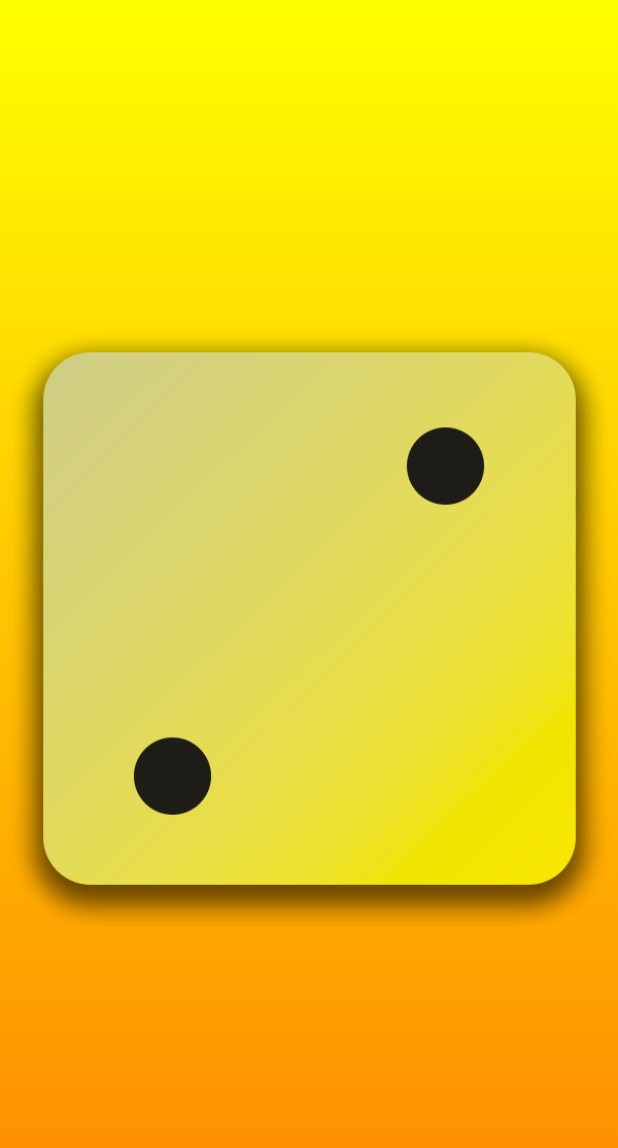
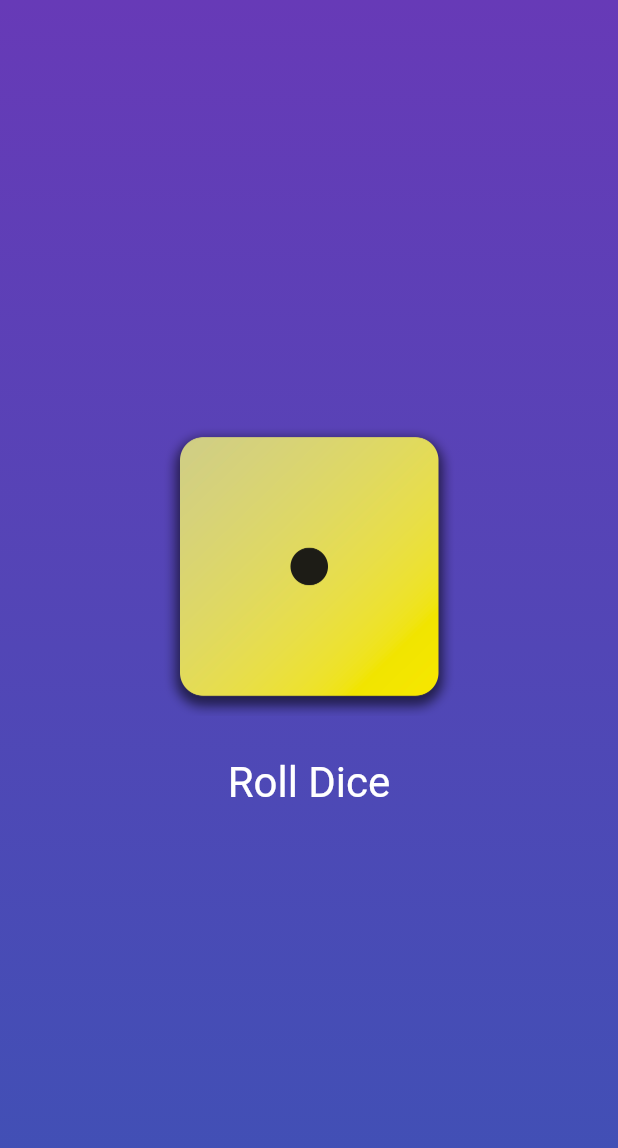
Before and after one commit to Zarf-42/flutter-course-lab, a Flutter app: the screen it shows after launch, on a phone screen of 412 x 824 dp. Shown: the top 1148 px of the screen. Run offline on Flutter 3.47's test engine with Material 3 defaults, Android fonts, the phone set to English and light mode, and no system bars.

Commit message:
Added a random number generator that ties to the dice images, making the app functional. This is the end of this module.

```diff
--- /dev/null
+++ b/dice_roller/lib/dice_roller.dart
@@ -0,0 +1,47 @@
+import 'dart:math';
+
+import 'package:flutter/material.dart';
+
+final randomizer = Random();
+
+class DiceRoller extends StatefulWidget {
+  const DiceRoller({super.key});
+
+  @override
+  State<DiceRoller> createState() {
+    return _DiceRollerState();
+  }
+}
+
+class _DiceRollerState extends State<DiceRoller> {
+  var currentDiceRoll = 1;
+
+  void rollDice() {
+    setState(() {
+      currentDiceRoll = randomizer.nextInt(6) + 1;
+    });
+  }
+
+  @override
+  Widget build(context) {
+    return Column(
+          mainAxisSize: MainAxisSize.min,
+          children: [
+          Image.asset(
+            'assets/images/dice-$currentDiceRoll.png',
+            width: 200),
+          const SizedBox(height: 20),
+          TextButton(
+            onPressed: rollDice,
+            style: TextButton.styleFrom(
+              foregroundColor: Colors.white,
+              textStyle: const TextStyle(
+                fontSize: 28,
+              ),
+            ),
+            child: const Text('Roll Dice'),
+            )
+        ],
+        );
+  }
+}
--- a/dice_roller/lib/gradient_container.dart
+++ b/dice_roller/lib/gradient_container.dart
@@ -1,5 +1,6 @@
 import 'package:flutter/material.dart';
-//import 'package:dice_roller/styled_text.dart';
+
+import 'package:dice_roller/dice_roller.dart';
 
 const startAlignment = Alignment.topCenter;
 const endAlignment = Alignment.bottomCenter;
@@ -7,8 +8,13 @@ const endAlignment = Alignment.bottomCenter;
 class GradientContainer extends StatelessWidget {
   const GradientContainer(this.color1, this.color2, {super.key});
 
+  const GradientContainer.purple({super.key})
+      : color1 = Colors.deepPurple,
+        color2 = Colors.indigo;
+
   final Color color1;
   final Color color2;
+
 
   @override
   Widget build(context) {
@@ -21,7 +27,7 @@ class GradientContainer extends StatelessWidget {
         ),
       ),
       child: Center(
-        child: Image.asset('assets/images/dice-2.png'),
+        child: DiceRoller(),
       ),
     );
   }
--- a/dice_roller/lib/main.dart
+++ b/dice_roller/lib/main.dart
@@ -6,10 +6,7 @@ void main() {
   runApp(
     const MaterialApp(
       home: Scaffold(
-        body: GradientContainer(
-          Color.fromARGB(255, 255, 255, 0),
-          Color.fromARGB(255, 255, 136, 0),
-        ),
+        body: GradientContainer.purple(),
       ),
     ),
   );
```
